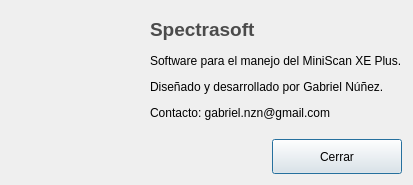
The window that dlgacercade.ui (Gabnz/Spectrasoft) describes before a commit, drawn with Qt 5.
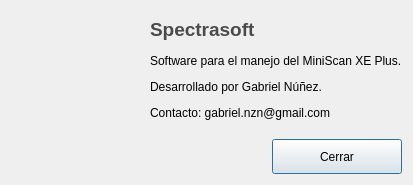
The same window after the commit. Icons and pictures are not drawn.

```diff
--- a/dlgacercade.ui
+++ b/dlgacercade.ui
@@ -100,7 +100,7 @@
            <item>
             <widget class="QLabel" name="label_3">
              <property name="text">
-              <string>&lt;html&gt;&lt;head/&gt;&lt;body&gt;&lt;p&gt;Software para el manejo del MiniScan XE Plus.&lt;/p&gt;&lt;p&gt;Diseñado y desarrollado por Gabriel Núñez.&lt;/p&gt;&lt;p&gt;Contacto: gabriel.nzn@gmail.com&lt;/p&gt;&lt;/body&gt;&lt;/html&gt;</string>
+              <string>&lt;html&gt;&lt;head/&gt;&lt;body&gt;&lt;p&gt;Software para el manejo del MiniScan XE Plus.&lt;/p&gt;&lt;p&gt;Desarrollado por Gabriel Núñez.&lt;/p&gt;&lt;p&gt;Contacto: gabriel.nzn@gmail.com&lt;/p&gt;&lt;/body&gt;&lt;/html&gt;</string>
              </property>
             </widget>
            </item>
```
